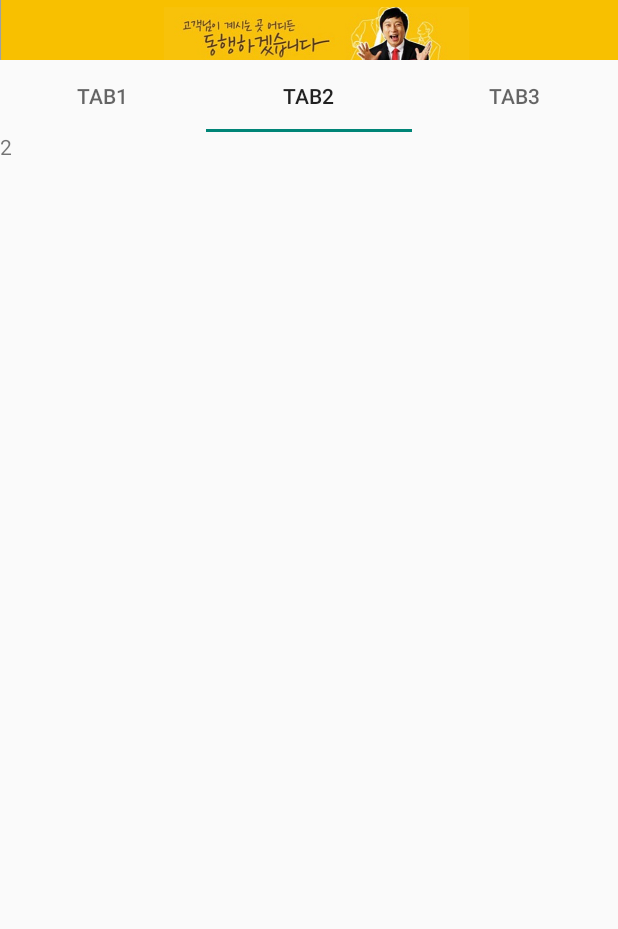
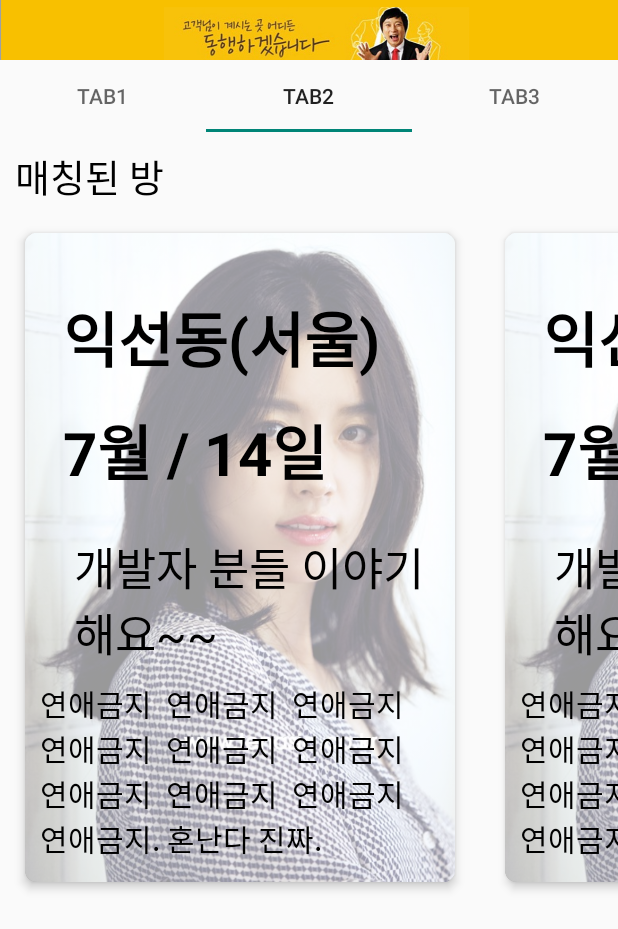
Before and after one commit to tommyyun/SoolSool, an Android app: the screen it shows after launch (MainActivity), tab 2 chosen, on a phone screen of 412 x 824 dp. Shown: the top 929 px of the screen. Run offline under Robolectric (Android 15) with nearby library versions, the phone set to English and light mode, and no system bars; our stand-ins replace Volley; network calls fail.

Commit message:
07.15. 21:30

```diff
--- /dev/null
+++ b/app/src/main/java/com/example/q/soolsool/ChatActivity.java
@@ -0,0 +1,12 @@
+package com.example.q.soolsool;
+
+import android.os.Bundle;
+import android.support.annotation.Nullable;
+import android.support.v7.app.AppCompatActivity;
+
+public class ChatActivity extends AppCompatActivity {
+    @Override
+    protected void onCreate(@Nullable Bundle savedInstanceState) {
+        super.onCreate(savedInstanceState);
+    }
+}
--- a/app/src/main/java/com/example/q/soolsool/MainActivity.java
+++ b/app/src/main/java/com/example/q/soolsool/MainActivity.java
@@ -12,9 +12,26 @@ import android.support.v7.app.AppCompatActivity;
 import android.os.Bundle;
 import android.view.View;
 
+import java.lang.ref.WeakReference;
+
 public class MainActivity extends AppCompatActivity {
 
-    Handler handler;
+    private static class MainHandler extends Handler {
+        WeakReference<MainActivity> activity;
+
+        MainHandler(MainActivity _activity) {
+            activity = new WeakReference<>(_activity);
+        }
+
+        @Override
+        public void handleMessage(Message msg) {
+            super.handleMessage(msg);
+            if(msg.arg1==0) {
+                activity.get().findViewById(R.id.splash_image).setVisibility(View.GONE);
+                activity.get().findViewById(R.id.main_layout).setVisibility(View.VISIBLE);
+            }
+        }
+    }
 
     @Override
     protected void onCreate(Bundle savedInstanceState) {
@@ -26,18 +43,8 @@ public class MainActivity extends AppCompatActivity {
         TabAdapter tabAdapter = new TabAdapter(getSupportFragmentManager());
         viewPager.setAdapter(tabAdapter);
         tabLayout.setupWithViewPager(viewPager);
-//        setSupportActionBar((Toolbar)findViewById(R.id.toolbar));
 
-        handler = new Handler() {
-            @Override
-            public void handleMessage(Message msg) {
-                super.handleMessage(msg);
-                if(msg.arg1==0) {
-                    findViewById(R.id.splash_image).setVisibility(View.GONE);
-                    findViewById(R.id.main_layout).setVisibility(View.VISIBLE);
-                }
-            }
-        };
+        final Handler handler = new MainHandler(this);
 
         new Thread() {
             @Override
@@ -61,7 +68,7 @@ public class MainActivity extends AppCompatActivity {
     class TabAdapter extends FragmentPagerAdapter {
 
 
-        public TabAdapter(FragmentManager fm) {
+        TabAdapter(FragmentManager fm) {
             super(fm);
         }
 
--- /dev/null
+++ b/app/src/main/java/com/example/q/soolsool/MatchedRoom.java
@@ -0,0 +1,32 @@
+package com.example.q.soolsool;
+
+
+import android.telephony.mbms.MbmsErrors;
+
+public class MatchedRoom extends Room {
+    private boolean[] accepted = null;
+
+    public boolean isAllAccepted() {
+        if(accepted == null)
+            return false;
+
+        for(int i=0;i<accepted.length;i++) {
+            if(accepted[i] == false)
+                return false;
+        }
+
+        return true;
+    }
+
+    public boolean[] getAccepted() throws InstantiationException {
+        if(accepted ==  null) {
+            throw new InstantiationException("Accepted field not instantiated");
+        }
+        return accepted;
+    }
+
+    public MatchedRoom setAccepted(boolean[] _accepted) {
+        accepted = _accepted;
+        return this;
+    }
+}
--- a/app/src/main/java/com/example/q/soolsool/Room.java
+++ b/app/src/main/java/com/example/q/soolsool/Room.java
@@ -15,6 +15,7 @@ public class Room {
     private int region = -1;
     private String title;
     private String description;
+    private int minHold = -1;
     private int maxHold = -1;
     private int currentHold = -1;
 
@@ -44,6 +45,13 @@ public class Room {
             throw new InstantiationException("Description field not instantiated!");
         }
         return description;
+    }
+
+    public int getMinHold() throws InstantiationException {
+        if(minHold==-1) {
+            throw new InstantiationException("MinHold field not instantiated!");
+        }
+        return minHold;
     }
 
     public int getMaxHold() throws InstantiationException {
@@ -80,6 +88,11 @@ public class Room {
         return this;
     }
 
+    public Room setMinHold(int _minHold) {
+        minHold= _minHold;
+        return this;
+    }
+
     public Room setMaxHold(int _maxHold) {
         maxHold = _maxHold;
         return this;
@@ -96,6 +109,7 @@ public class Room {
         output+="\nRegion : "+region;
         output+="\nTitle : "+title;
         output+="\nDescription : "+description;
+        output+="\nMin hold : "+minHold;
         output+="\nMax hold : " +maxHold;
         output+="\nCurrent hold : "+currentHold;
 
--- a/app/src/main/java/com/example/q/soolsool/Tab1.java
+++ b/app/src/main/java/com/example/q/soolsool/Tab1.java
@@ -15,7 +15,6 @@ import android.widget.TextView;
 import com.android.volley.Request;
 import com.android.volley.Response;
 import com.android.volley.VolleyError;
-import com.android.volley.toolbox.JsonObjectRequest;
 import com.android.volley.toolbox.StringRequest;
 import com.android.volley.toolbox.Volley;
 
--- a/app/src/main/java/com/example/q/soolsool/Tab2.java
+++ b/app/src/main/java/com/example/q/soolsool/Tab2.java
@@ -1,17 +1,68 @@
 package com.example.q.soolsool;
 
+import android.content.Context;
+import android.graphics.Rect;
 import android.os.Bundle;
 import android.support.annotation.NonNull;
 import android.support.annotation.Nullable;
 import android.support.v4.app.Fragment;
+import android.support.v7.widget.LinearLayoutManager;
+import android.support.v7.widget.RecyclerView;
 import android.view.LayoutInflater;
 import android.view.View;
 import android.view.ViewGroup;
 
+import java.util.ArrayList;
+
 public class Tab2 extends Fragment {
+
     @Nullable
     @Override
     public View onCreateView(@NonNull LayoutInflater inflater, @Nullable ViewGroup container, @Nullable Bundle savedInstanceState) {
-        return inflater.inflate(R.layout.tab2, container, false);
+        View view = inflater.inflate(R.layout.tab2, container, false);
+        RecyclerView rec_view = view.findViewById(R.id.tab2_matched_rec);
+        Tab2MatchedRoomAdapter matchedRoomAdapter = new Tab2MatchedRoomAdapter();
+        matchedRoomAdapter.addItem(new MatchedRoom());
+        matchedRoomAdapter.addItem(new MatchedRoom());
+        matchedRoomAdapter.addItem(new MatchedRoom());
+        RecyclerView.LayoutManager layoutManager = new LinearLayoutManager(getContext(), LinearLayoutManager.HORIZONTAL, false);
+        rec_view.setAdapter(matchedRoomAdapter);
+        rec_view.setLayoutManager(layoutManager);
+        return view;
     }
+
+    private class Tab2MatchedRoomAdapter extends  RecyclerView.Adapter<Tab2MatchedRoomAdapter.ViewHolder> {
+
+        private ArrayList<MatchedRoom> matchedRooms = new ArrayList<>();
+
+        @NonNull
+        @Override
+        public ViewHolder onCreateViewHolder(@NonNull ViewGroup viewGroup, int i) {
+            return new ViewHolder(((LayoutInflater)getContext().getSystemService(Context.LAYOUT_INFLATER_SERVICE)).inflate(R.layout.tab2_matched_room, viewGroup, false));
+        }
+
+        @Override
+        public void onBindViewHolder(@NonNull ViewHolder viewHolder, int i) {
+            return;
+        }
+
+        @Override
+        public int getItemCount() {
+            return matchedRooms.size();
+        }
+
+        public void addItem(MatchedRoom matchedRoom) {
+            matchedRooms.add(matchedRoom);
+            notifyItemInserted(getItemCount()-1);
+        }
+
+        class ViewHolder extends RecyclerView.ViewHolder {
+
+            public ViewHolder(@NonNull View itemView) {
+                super(itemView);
+            }
+        }
+    }
+
+
 }
--- /dev/null
+++ b/app/src/main/res/drawable/sample_background_sarah.xml
@@ -0,0 +1,4 @@
+<?xml version="1.0" encoding="utf-8"?>
+<shape xmlns:android="http://schemas.android.com/apk/res/android">
+
+</shape>
--- a/app/src/main/res/layout/tab2.xml
+++ b/app/src/main/res/layout/tab2.xml
@@ -1,11 +1,20 @@
 <?xml version="1.0" encoding="utf-8"?>
-<android.support.constraint.ConstraintLayout
-    xmlns:android="http://schemas.android.com/apk/res/android" android:layout_width="match_parent"
-    android:layout_height="match_parent">
+<LinearLayout xmlns:android="http://schemas.android.com/apk/res/android"
+    android:layout_width="match_parent"
+    android:layout_height="match_parent"
+    android:orientation="vertical">
 
     <TextView
         android:id="@+id/textView"
         android:layout_width="wrap_content"
         android:layout_height="wrap_content"
-        android:text="2" />
-</android.support.constraint.ConstraintLayout>
+        android:layout_margin="10dp"
+        android:text="매칭된 방"
+        android:textSize="25dp"
+        android:textColor="#000000"/>
+
+    <android.support.v7.widget.RecyclerView
+        android:id="@+id/tab2_matched_rec"
+        android:layout_width="match_parent"
+        android:layout_height="match_parent" />
+</LinearLayout>
--- /dev/null
+++ b/app/src/main/res/layout/tab2_matched_room.xml
@@ -0,0 +1,82 @@
+<?xml version="1.0" encoding="utf-8"?>
+
+<android.support.v7.widget.CardView
+    xmlns:android="http://schemas.android.com/apk/res/android"
+    xmlns:app="http://schemas.android.com/apk/res-auto"
+    android:layout_width="300dp"
+    android:layout_height="450dp"
+    android:layout_marginRight="10dp"
+    android:layout_marginLeft="10dp"
+    app:cardElevation="4dp"
+    app:cardUseCompatPadding="true"
+    app:cardCornerRadius="8dp">
+
+    <RelativeLayout
+        android:layout_width="match_parent"
+        android:layout_height="match_parent"
+        android:background="@drawable/sarah"
+        >
+
+        <ImageView
+            android:padding="10dp"
+            android:layout_width="match_parent"
+            android:layout_height="match_parent"
+            android:background="#99FFFFFF"/>
+
+        <LinearLayout
+            android:layout_width="match_parent"
+            android:layout_height="wrap_content"
+            android:padding="10dp"
+            android:orientation="vertical"
+            android:gravity="center"
+            android:id="@+id/profile_view">
+
+            <TextView
+                android:id="@+id/room_loc"
+                android:layout_gravity="left"
+                android:layout_width="wrap_content"
+                android:layout_height="wrap_content"
+                android:layout_marginTop="30dp"
+                android:layout_marginLeft="15dp"
+                android:text="익선동(서울)"
+                android:textSize="40dp"
+                android:textColor="#000000"
+                android:textStyle="bold"/>
+
+            <TextView
+                android:id="@+id/room_date"
+                android:layout_gravity="left"
+                android:layout_width="wrap_content"
+                android:layout_height="wrap_content"
+                android:layout_marginTop="15dp"
+                android:layout_marginBottom="15dp"
+                android:layout_marginLeft="15dp"
+                android:text="7월 / 14일"
+                android:textSize="40dp"
+                android:textColor="#000000"
+                android:textStyle="bold"/>
+
+            <TextView
+                android:id="@+id/room_title"
+                android:layout_width="wrap_content"
+                android:layout_height="wrap_content"
+                android:layout_marginLeft="15dp"
+                android:layout_marginTop="10dp"
+                android:gravity="left"
+                android:textSize="30dp"
+                android:textColor= "#000000"
+                android:text="개발자 분들 이야기해요~~" />
+
+            <TextView
+                android:id="@+id/room_description"
+                android:layout_width="wrap_content"
+                android:layout_height="wrap_content"
+                android:layout_marginTop="10dp"
+                android:text= "연애금지  연애금지  연애금지  연애금지  연애금지  연애금지  연애금지  연애금지  연애금지  연애금지. 혼난다 진짜."
+                android:gravity="left"
+                android:textSize="20dp"
+                android:textColor= "#000000"/>
+        </LinearLayout>
+    </RelativeLayout>
+
+</android.support.v7.widget.CardView>
```
